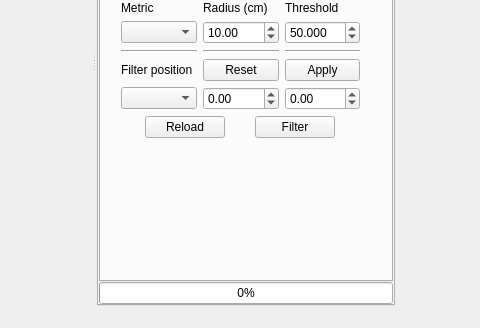
Before: the Qt Designer form src/OpenInfraPlatform/Forms/MainWindow.ui in tumcms/Open-Infra-Platform, drawn with Qt 5; both pictures show x 244 to 724 and y 232 to 560 of the 980 by 560 pixel window.
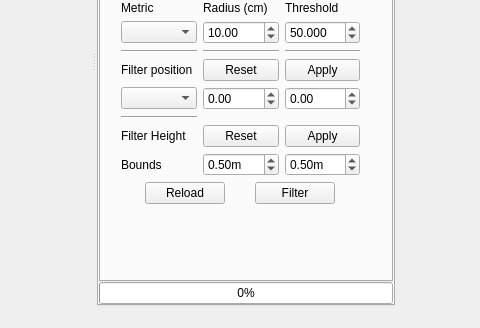
After: the same form once the commit is applied. The open tabs and pages were chosen to show the change. Icons and pictures are not drawn.

Commit message: Added relative height filter based on grid.

The edit to the form file:
```diff
--- a/src/OpenInfraPlatform/Forms/MainWindow.ui
+++ b/src/OpenInfraPlatform/Forms/MainWindow.ui
@@ -976,6 +976,76 @@
                </property>
               </widget>
              </item>
+             <item row="10" column="1">
+              <widget class="QPushButton" name="pushButtonResetRelativeHeightFilter">
+               <property name="text">
+                <string>Reset</string>
+               </property>
+              </widget>
+             </item>
+             <item row="9" column="0">
+              <widget class="Line" name="line_47">
+               <property name="orientation">
+                <enum>Qt::Horizontal</enum>
+               </property>
+              </widget>
+             </item>
+             <item row="10" column="0">
+              <widget class="QLabel" name="labelFilterHeight">
+               <property name="text">
+                <string>Filter Height</string>
+               </property>
+              </widget>
+             </item>
+             <item row="10" column="2">
+              <widget class="QPushButton" name="pushButtonApplyRelativeHeightFilter">
+               <property name="text">
+                <string>Apply</string>
+               </property>
+              </widget>
+             </item>
+             <item row="11" column="1">
+              <widget class="QDoubleSpinBox" name="doubleSpinBoxFilterHeightLowerBound">
+               <property name="toolTip">
+                <string>Offset below median height.</string>
+               </property>
+               <property name="suffix">
+                <string>m</string>
+               </property>
+               <property name="singleStep">
+                <double>0.100000000000000</double>
+               </property>
+               <property name="value">
+                <double>0.500000000000000</double>
+               </property>
+              </widget>
+             </item>
+             <item row="11" column="2">
+              <widget class="QDoubleSpinBox" name="doubleSpinBoxFilterHeightUpperBound">
+               <property name="toolTip">
+                <string>Offset above median height.</string>
+               </property>
+               <property name="suffix">
+                <string>m</string>
+               </property>
+               <property name="singleStep">
+                <double>0.100000000000000</double>
+               </property>
+               <property name="value">
+                <double>0.500000000000000</double>
+               </property>
+              </widget>
+             </item>
+             <item row="11" column="0">
+              <widget class="QLabel" name="labelFilterHeightBounds">
+               <property name="toolTip">
+                <string>Offsets (above/below) median height value to exclude. Uses the grid to compute the values.</string>
+               </property>
+               <property name="text">
+                <string>Bounds</string>
+               </property>
+              </widget>
+             </item>
             </layout>
            </item>
            <item>
```
Left out of the diff: 168 changed lines with no effect on the pictures. The commit also changes 5 other files.
